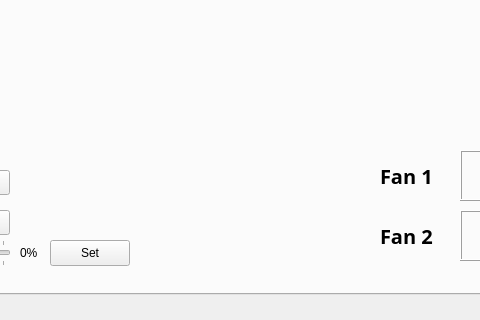
Before: the Qt Designer form src/mainwindow.ui in tangalbert919/AeroControlCenter, drawn with Qt 5; both pictures show x 212 to 692 and y 256 to 576 of the 800 by 576 pixel window.
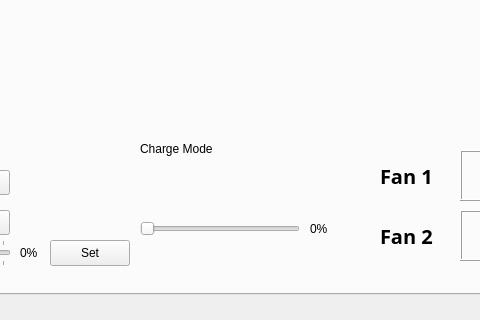
After: the same form once the commit is applied.

Commit message:
Add initial code for getting/setting charge mode and limit
Currently does nothing for now

The edit to the form file:
```diff
--- a/src/mainwindow.ui
+++ b/src/mainwindow.ui
@@ -270,6 +270,54 @@
        <string>CPU: </string>
       </property>
      </widget>
+     <widget class="QSlider" name="chargeLimitSlider">
+      <property name="geometry">
+       <rect>
+        <x>340</x>
+        <y>450</y>
+        <width>160</width>
+        <height>18</height>
+       </rect>
+      </property>
+      <property name="minimum">
+       <number>60</number>
+      </property>
+      <property name="maximum">
+       <number>100</number>
+      </property>
+      <property name="orientation">
+       <enum>Qt::Horizontal</enum>
+      </property>
+      <property name="tickInterval">
+       <number>5</number>
+      </property>
+     </widget>
+     <widget class="QLabel" name="chargeLimitLabel">
+      <property name="geometry">
+       <rect>
+        <x>510</x>
+        <y>450</y>
+        <width>31</width>
+        <height>18</height>
+       </rect>
+      </property>
+      <property name="text">
+       <string>0%</string>
+      </property>
+     </widget>
+     <widget class="QLabel" name="chargeLabel">
+      <property name="geometry">
+       <rect>
+        <x>340</x>
+        <y>370</y>
+        <width>181</width>
+        <height>18</height>
+       </rect>
+      </property>
+      <property name="text">
+       <string>Charge Mode</string>
+      </property>
+     </widget>
     </widget>
     <widget class="QWidget" name="rgbTab">
      <attribute name="title">
```
The commit also changes 4 other files.
